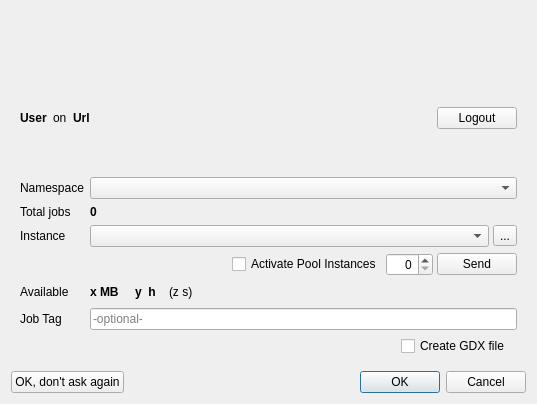
First picture: the form in src/engine/enginestartdialog.ui, repository GAMS-dev/studio, before the edit.
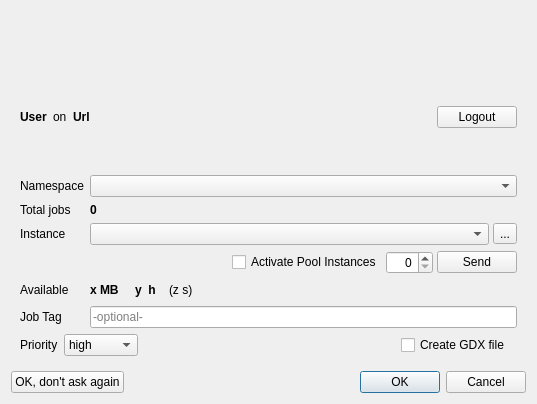
Second picture: the form after the edit. Icons and pictures are not drawn.

Commit message: add support for GAMS Engine job priority

```diff
--- a/src/engine/enginestartdialog.ui
+++ b/src/engine/enginestartdialog.ui
@@ -313,20 +313,7 @@
        <property name="bottomMargin">
         <number>9</number>
        </property>
-       <item row="4" column="0">
-        <spacer name="horizontalSpacer_2">
-         <property name="orientation">
-          <enum>Qt::Orientation::Horizontal</enum>
-         </property>
-         <property name="sizeHint" stdset="0">
-          <size>
-           <width>40</width>
-           <height>20</height>
-          </size>
-         </property>
-        </spacer>
-       </item>
-       <item row="4" column="1">
+       <item row="4" column="3">
         <widget class="QCheckBox" name="cbForceGdx">
          <property name="toolTip">
           <string>Creates the GDX file even if the command line parameter is missing</string>
@@ -336,85 +323,7 @@
          </property>
         </widget>
        </item>
-       <item row="0" column="0" colspan="2">
-        <widget class="QWidget" name="widget_5" native="true">
-         <layout class="QGridLayout" name="gridLayout_4" rowstretch="0">
-          <property name="leftMargin">
-           <number>0</number>
-          </property>
-          <property name="topMargin">
-           <number>0</number>
-          </property>
-          <property name="rightMargin">
-           <number>0</number>
-          </property>
-          <property name="bottomMargin">
-           <number>0</number>
-          </property>
-          <property name="verticalSpacing">
-           <number>0</number>
-          </property>
-          <item row="0" column="4">
-           <widget class="QPushButton" name="bLogout">
-            <property name="text">
-             <string>Logout</string>
-            </property>
-           </widget>
-          </item>
-          <item row="0" column="3">
-           <spacer name="horizontalSpacer">
-            <property name="orientation">
-             <enum>Qt::Orientation::Horizontal</enum>
-            </property>
-            <property name="sizeHint" stdset="0">
-             <size>
-              <width>40</width>
-              <height>20</height>
-             </size>
-            </property>
-           </spacer>
-          </item>
-          <item row="0" column="1">
-           <widget class="QLabel" name="nText2">
-            <property name="text">
-             <string>on</string>
-            </property>
-           </widget>
-          </item>
-          <item row="0" column="2">
-           <widget class="QLabel" name="nUrl">
-            <property name="sizePolicy">
-             <sizepolicy hsizetype="MinimumExpanding" vsizetype="Preferred">
-              <horstretch>0</horstretch>
-              <verstretch>0</verstretch>
-             </sizepolicy>
-            </property>
-            <property name="font">
-             <font>
-              <bold>true</bold>
-             </font>
-            </property>
-            <property name="text">
-             <string>Url</string>
-            </property>
-           </widget>
-          </item>
-          <item row="0" column="0">
-           <widget class="QLabel" name="nUser">
-            <property name="font">
-             <font>
-              <bold>true</bold>
-             </font>
-            </property>
-            <property name="text">
-             <string>User</string>
-            </property>
-           </widget>
-          </item>
-         </layout>
-        </widget>
-       </item>
-       <item row="1" column="0" colspan="2">
+       <item row="1" column="0" colspan="4">
         <widget class="QWidget" name="widget" native="true">
          <layout class="QGridLayout" name="gridLayout_10">
           <property name="leftMargin">
@@ -644,6 +553,126 @@
          </layout>
         </widget>
        </item>
+       <item row="0" column="0" colspan="4">
+        <widget class="QWidget" name="widget_5" native="true">
+         <layout class="QGridLayout" name="gridLayout_4" rowstretch="0">
+          <property name="leftMargin">
+           <number>0</number>
+          </property>
+          <property name="topMargin">
+           <number>0</number>
+          </property>
+          <property name="rightMargin">
+           <number>0</number>
+          </property>
+          <property name="bottomMargin">
+           <number>0</number>
+          </property>
+          <property name="verticalSpacing">
+           <number>0</number>
+          </property>
+          <item row="0" column="4">
+           <widget class="QPushButton" name="bLogout">
+            <property name="text">
+             <string>Logout</string>
+            </property>
+           </widget>
+          </item>
+          <item row="0" column="3">
+           <spacer name="horizontalSpacer">
+            <property name="orientation">
+             <enum>Qt::Orientation::Horizontal</enum>
+            </property>
+            <property name="sizeHint" stdset="0">
+             <size>
+              <width>40</width>
+              <height>20</height>
+             </size>
+            </property>
+           </spacer>
+          </item>
+          <item row="0" column="1">
+           <widget class="QLabel" name="nText2">
+            <property name="text">
+             <string>on</string>
+            </property>
+           </widget>
+          </item>
+          <item row="0" column="2">
+           <widget class="QLabel" name="nUrl">
+            <property name="sizePolicy">
+             <sizepolicy hsizetype="MinimumExpanding" vsizetype="Preferred">
+              <horstretch>0</horstretch>
+              <verstretch>0</verstretch>
+             </sizepolicy>
+            </property>
+            <property name="font">
+             <font>
+              <bold>true</bold>
+             </font>
+            </property>
+            <property name="text">
+             <string>Url</string>
+            </property>
+           </widget>
+          </item>
+          <item row="0" column="0">
+           <widget class="QLabel" name="nUser">
+            <property name="font">
+             <font>
+              <bold>true</bold>
+             </font>
+            </property>
+            <property name="text">
+             <string>User</string>
+            </property>
+           </widget>
+          </item>
+         </layout>
+        </widget>
+       </item>
+       <item row="4" column="2">
+        <spacer name="horizontalSpacer_2">
+         <property name="orientation">
+          <enum>Qt::Orientation::Horizontal</enum>
+         </property>
+         <property name="sizeHint" stdset="0">
+          <size>
+           <width>40</width>
+           <height>20</height>
+          </size>
+         </property>
+        </spacer>
+       </item>
+       <item row="4" column="0">
+        <widget class="QLabel" name="laPriority">
+         <property name="text">
+          <string>Priority</string>
+         </property>
+        </widget>
+       </item>
+       <item row="4" column="1">
+        <widget class="QComboBox" name="cbPriority">
+         <property name="currentIndex">
+          <number>0</number>
+         </property>
+         <item>
+          <property name="text">
+           <string>high</string>
+          </property>
+         </item>
+         <item>
+          <property name="text">
+           <string>medium</string>
+          </property>
+         </item>
+         <item>
+          <property name="text">
+           <string>low</string>
+          </property>
+         </item>
+        </widget>
+       </item>
       </layout>
      </widget>
      <widget class="QWidget" name="pageConnect">
```
The commit also changes 179 other files.
